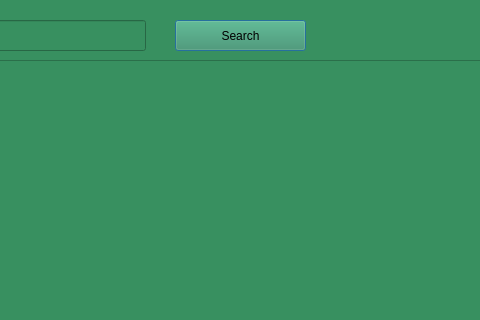
This is species.ui in Rabsoninnora/RoseGardenPlantCareSystem as Qt 5 draws it before an edit; both pictures show x 335 to 815 and y 0 to 320 of the 1411 by 700 pixel window. The edited form follows.
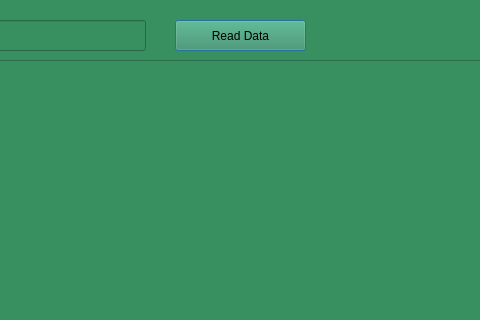
This is the edited form.

The edit to the form file:
```diff
--- a/species.ui
+++ b/species.ui
@@ -26,7 +26,7 @@
     </rect>
    </property>
    <property name="text">
-    <string>Search</string>
+    <string>Read Data</string>
    </property>
   </widget>
   <widget class="QTableView" name="tableView">
```
